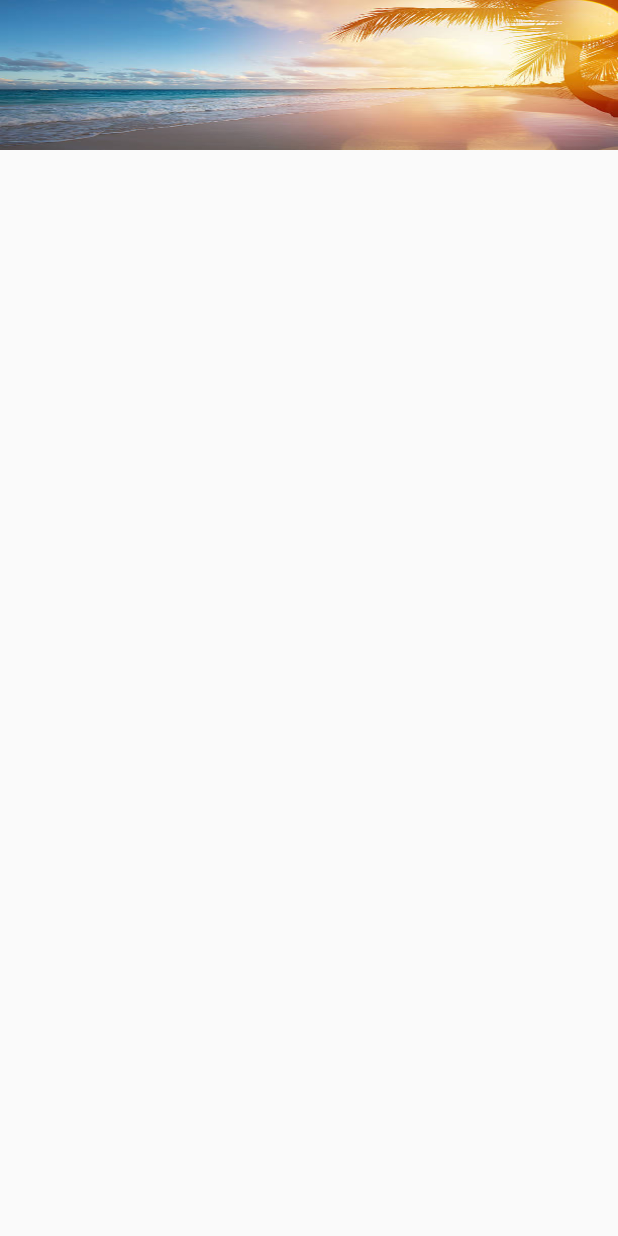
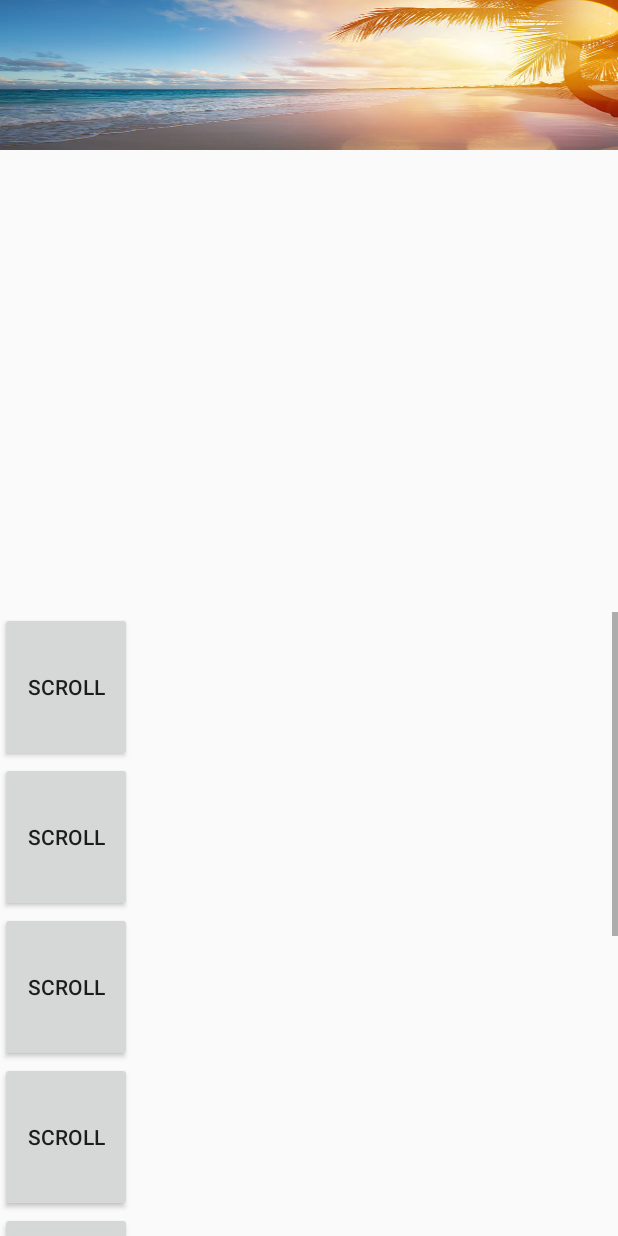
Before and after one commit to Filipgut/BookDay, an Android app: the MainActivity screen opened directly, with no data from a screen before it, on a phone screen of 412 x 824 dp. Run offline under Robolectric (Android 15) with nearby library versions, the phone set to English and light mode, and no system bars; our stand-ins replace Firebase (no records; nobody signed in at launch, a user with empty details on screens opened directly); libraries missing offline, so code that uses them is left out: com.facebook, com.facebook.login, com.mikepenz.materialdrawer; 4 statements that could not run were skipped.

Commit message:
ScrollView added and facebook login crashes

```diff
--- a/app/build.gradle
+++ b/app/build.gradle
@@ -31,12 +31,14 @@ dependencies {
     implementation "com.android.support:support-annotations:27.0.0"
     implementation "com.android.support:design:27.0.0"
     implementation 'com.android.support.constraint:constraint-layout:1.0.2'
-    implementation 'com.google.firebase:firebase-auth:11.6.0'
+    implementation 'com.google.firebase:firebase-auth:15.0.0'
+    //implementation 'com.google.firebase:firebase-auth:16.0.1:15.0.0'
     implementation 'com.android.support:design:27.1.1'
     implementation 'com.facebook.android:facebook-login:[4,5)'
     testImplementation 'junit:junit:4.12'
     androidTestImplementation 'com.android.support.test:runner:1.0.1'
     androidTestImplementation 'com.android.support.test.espresso:espresso-core:3.0.1'
+
 }
 
 apply plugin: 'com.google.gms.google-services'
--- a/app/src/main/java/com/example/daybook/LoginActivity.java
+++ b/app/src/main/java/com/example/daybook/LoginActivity.java
@@ -22,6 +22,7 @@ import com.google.firebase.auth.AuthCredential;
 import com.google.firebase.auth.AuthResult;
 import com.google.firebase.auth.FacebookAuthProvider;
 import com.google.firebase.auth.FirebaseAuth;
+import com.google.firebase.auth.FirebaseUser;
 
 import java.util.ArrayList;
 import java.util.Arrays;
@@ -40,7 +41,13 @@ public class LoginActivity extends AppCompatActivity {
         setContentView(R.layout.activity_login);
 
         auth = FirebaseAuth.getInstance();
-
+        AccessToken accessToken = AccessToken.getCurrentAccessToken();
+        boolean isLoggedIn = accessToken != null && !accessToken.isExpired();
+        if(isLoggedIn) {
+            Intent intent = new Intent(LoginActivity.this, MainActivity.class);
+            startActivity(intent);
+            finish();
+        }
         signIn=(Button)findViewById(R.id.sign_in_button);
         signUp=(Button)findViewById(R.id.sign_up_button);
         mail= (EditText)findViewById(R.id.email);
@@ -48,6 +55,7 @@ public class LoginActivity extends AppCompatActivity {
         fbLogin = (LoginButton)findViewById(R.id.fb_button);
         fbLogin.setReadPermissions(Arrays.asList("email","public_profile"));
         callbackManager = CallbackManager.Factory.create();
+
 
         fbLogin.registerCallback(callbackManager, new FacebookCallback<LoginResult>() {
             @Override
@@ -82,9 +90,6 @@ public class LoginActivity extends AppCompatActivity {
 
                             } else {
                                 Intent intent = new Intent(LoginActivity.this, MainActivity.class);
-                               /* ArrayList<FirebaseAuth> list = new ArrayList<>();
-                                list.add(auth);
-                                intent.putExtra("auth",list);*/
                                 startActivity(intent);
                                 finish();
                             }
@@ -142,11 +147,10 @@ public class LoginActivity extends AppCompatActivity {
                     Toast.makeText(LoginActivity.this, "Authentication failed", Toast.LENGTH_LONG).show();
                     Log.v("error", task.getResult().toString());
                 }else{
+                    FirebaseUser user = auth.getCurrentUser();
+                    fbLogin.setEnabled(true);
                     Intent intent = new Intent(LoginActivity.this, MainActivity.class);
-                    /*ArrayList<FirebaseAuth> list = new ArrayList<>();
-                    list.add(auth);
-                    intent.putExtra("auth",list);
-                    */startActivity(intent);
+                    startActivity(intent);
                     finish();
                 }
             }
--- a/app/src/main/java/com/example/daybook/MainActivity.java
+++ b/app/src/main/java/com/example/daybook/MainActivity.java
@@ -9,6 +9,8 @@ import android.view.View;
 import android.widget.ImageView;
 import android.widget.ViewFlipper;
 
+import com.facebook.AccessToken;
+import com.facebook.login.LoginManager;
 import com.google.firebase.auth.FirebaseAuth;
 import com.mikepenz.materialdrawer.*;
 import com.mikepenz.materialdrawer.model.DividerDrawerItem;
@@ -74,12 +76,20 @@ public class MainActivity extends AppCompatActivity {
                 .withIcon(R.drawable.signout).withOnDrawerItemClickListener(new Drawer.OnDrawerItemClickListener() {
                     @Override
                     public boolean onItemClick(View view, int position, IDrawerItem drawerItem) {
-                        auth.signOut();
-                        Intent i = getBaseContext().getPackageManager()
-                                .getLaunchIntentForPackage( getBaseContext().getPackageName() );
-                        i.addFlags(Intent.FLAG_ACTIVITY_CLEAR_TOP);
-                        startActivity(i);
-                        finish();
+                        if(AccessToken.getCurrentAccessToken() != null) {
+                            LoginManager.getInstance().logOut();
+                            Intent intent = new Intent(MainActivity.this, LoginActivity.class);
+                            intent.setFlags(Intent.FLAG_ACTIVITY_CLEAR_TASK|Intent.FLAG_ACTIVITY_NEW_TASK);
+                            startActivity(intent);
+                            finish();
+                        }else {
+                            auth.signOut();
+                            Intent i = getBaseContext().getPackageManager()
+                                    .getLaunchIntentForPackage(getBaseContext().getPackageName());
+                            i.addFlags(Intent.FLAG_ACTIVITY_CLEAR_TOP);
+                            startActivity(i);
+                            finish();
+                        }
                         return true;
                     }
                 });
--- a/app/src/main/res/layout/activity_main.xml
+++ b/app/src/main/res/layout/activity_main.xml
@@ -11,7 +11,63 @@
         android:id="@+id/flipperView"
         android:layout_width="match_parent"
         android:layout_height="100dp"
-        android:layout_centerHorizontal="true" />
+        android:layout_centerHorizontal="true"
+        tools:layout_editor_absoluteX="0dp"
+        tools:layout_editor_absoluteY="41dp" />
+
+    <ScrollView
+        android:layout_width="match_parent"
+        android:layout_height="416dp"
+        app:layout_constraintBottom_toBottomOf="parent"
+        tools:layout_editor_absoluteX="-2dp">
+
+        <TableLayout
+            android:layout_width="wrap_content"
+            android:orientation="vertical"
+            android:layout_height="fill_parent"
+            android:stretchColumns="1">
+            <Button
+                android:layout_width="match_parent"
+                android:layout_height="100dp"
+                android:text="scroll"
+                />
+            <Button
+                android:layout_width="match_parent"
+                android:layout_height="100dp"
+                android:text="scroll"
+                />
+            <Button
+                android:layout_width="match_parent"
+                android:layout_height="100dp"
+                android:text="scroll"
+                /> <Button
+            android:layout_width="match_parent"
+            android:layout_height="100dp"
+            android:text="scroll"
+            /> <Button
+            android:layout_width="match_parent"
+            android:layout_height="100dp"
+            android:text="scroll"
+            />
+            <Button
+                android:layout_width="match_parent"
+                android:layout_height="100dp"
+                android:text="scroll"
+                />
+            <Button
+                android:layout_width="match_parent"
+                android:layout_height="100dp"
+                android:text="scroll"
+                />
+            <Button
+                android:layout_width="match_parent"
+                android:layout_height="100dp"
+                android:text="scroll"
+                />
+
+
+        </TableLayout>
+    </ScrollView>
 
 
 </android.support.constraint.ConstraintLayout>
--- a/build.gradle
+++ b/build.gradle
@@ -12,7 +12,7 @@ buildscript {
 
         // NOTE: Do not place your application dependencies here; they belong
         // in the individual module build.gradle files
-        classpath 'com.google.gms:google-services:3.1.1'
+        classpath 'com.google.gms:google-services:4.2.0'
     }
 }
 
```
Also changed, not shown: 1 other file.
